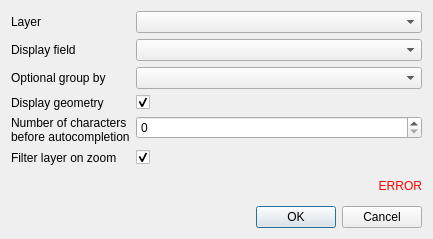
Qt form lizmap/resources/ui/ui_form_locate_layer.ui (3liz/lizmap-plugin) before a commit.
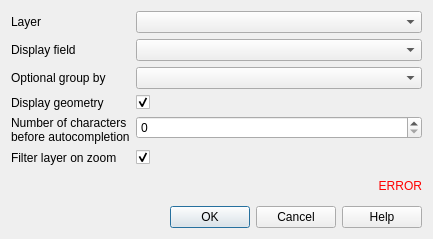
The same form after that commit. Custom widgets are drawn as their Qt base class.

Commit message: UX - Add a link to the online help on each edition form

Patch:
```diff
--- a/lizmap/resources/ui/ui_form_locate_layer.ui
+++ b/lizmap/resources/ui/ui_form_locate_layer.ui
@@ -117,7 +117,7 @@
       <enum>Qt::Horizontal</enum>
      </property>
      <property name="standardButtons">
-      <set>QDialogButtonBox::Cancel|QDialogButtonBox::Ok</set>
+      <set>QDialogButtonBox::Help|QDialogButtonBox::Cancel|QDialogButtonBox::Ok</set>
      </property>
     </widget>
    </item>
```
The commit also changes 21 other files.
